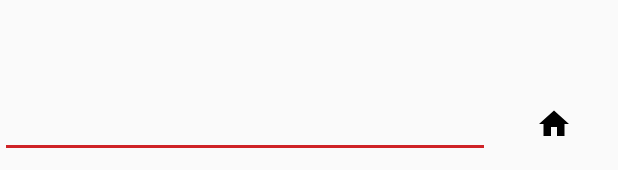
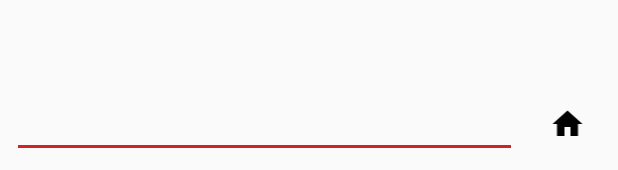
Before and after one commit to kim-ninh/ISE_NTMT_04, an Android app: the layout activity_comment.xml on its own in the app's theme, with its tools: preview values and no code run, on a phone screen of 412 x 824 dp. Shown: the part 1063-1233 px from the top of the screen. Run offline under Robolectric (Android 15) with nearby library versions, the phone set to English and light mode, and no system bars; network calls fail.

Commit message:
improve comment UI

```diff
--- a/04_Implement/Source/FoodMap/app/src/main/res/layout/activity_comment.xml
+++ b/04_Implement/Source/FoodMap/app/src/main/res/layout/activity_comment.xml
@@ -39,13 +39,15 @@
 
         <EditText
             android:id="@+id/edtComment"
-            android:layout_width="wrap_content"
+            android:layout_width="0dp"
             android:layout_height="wrap_content"
             android:layout_weight="10"
-            android:maxLines="1"/>
+            android:maxLines="3"
+            android:inputType="textMultiLine"
+            android:layout_marginLeft="8dp"/>
 
         <ImageView
-            android:layout_width="wrap_content"
+            android:layout_width="0dp"
             android:layout_height="wrap_content"
             android:layout_gravity="center_vertical"
             android:id="@+id/igvComment"
```
